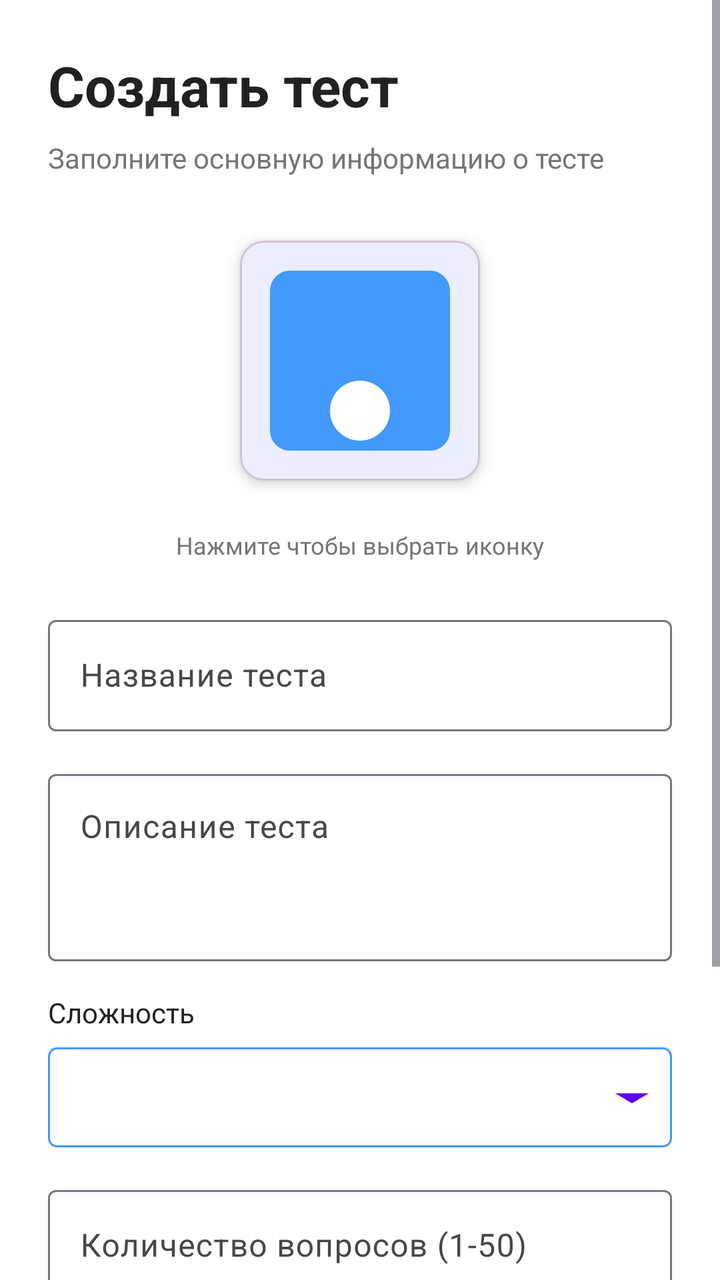
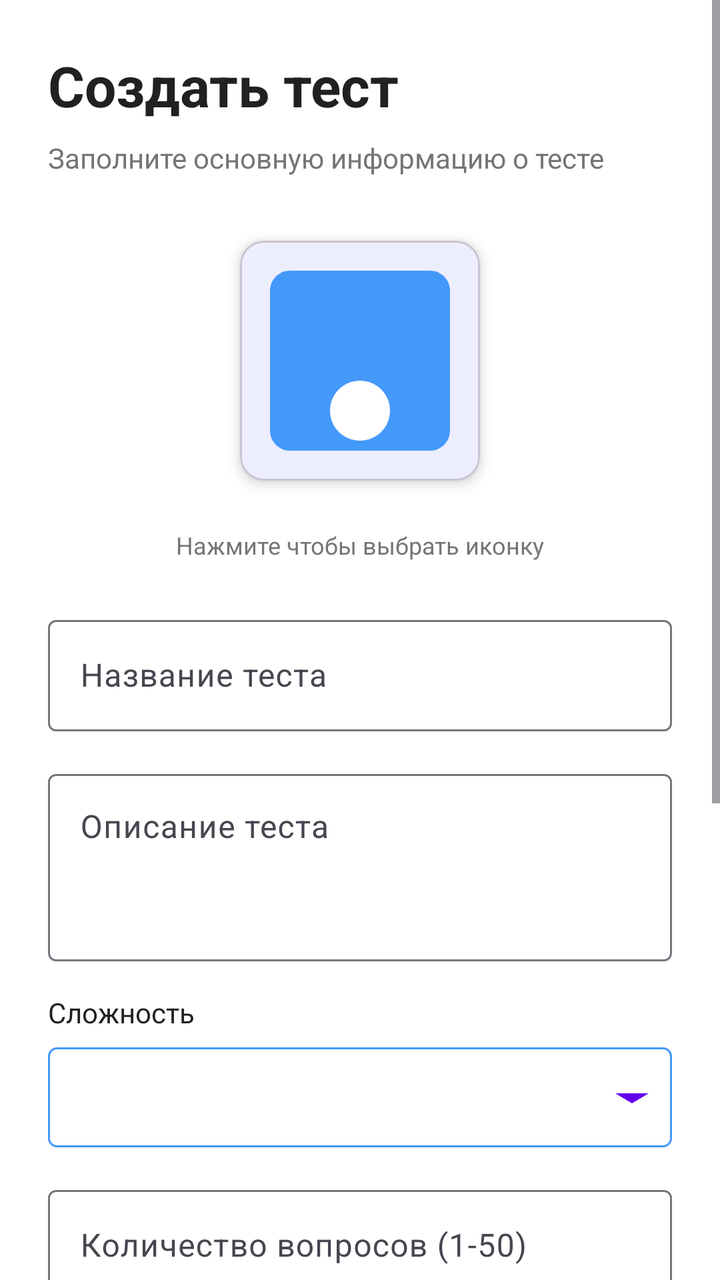

Screens rendered from an Android XML layout before and after an edit, with the pre-edit source and the edit as a unified diff.
<!-- AndroidManifest.xml: application theme Theme.Questify -->
<!-- res/layout/fragment_create_test.xml -->
<?xml version="1.0" encoding="utf-8"?>
<ScrollView xmlns:android="http://schemas.android.com/apk/res/android"
    xmlns:app="http://schemas.android.com/apk/res-auto"
    android:layout_width="match_parent"
    android:layout_height="match_parent"
    android:fillViewport="true"
    android:background="@color/background">

    <LinearLayout
        android:layout_width="match_parent"
        android:layout_height="wrap_content"
        android:orientation="vertical"
        android:padding="24dp">

        <TextView
            android:layout_width="wrap_content"
            android:layout_height="wrap_content"
            android:text="Создать тест"
            android:textSize="28sp"
            android:textStyle="bold"
            android:textColor="@color/text_primary"
            android:layout_marginBottom="8dp"/>

        <TextView
            android:layout_width="wrap_content"
            android:layout_height="wrap_content"
            android:text="Заполните основную информацию о тесте"
            android:textSize="14sp"
            android:textColor="@color/text_secondary"
            android:layout_marginBottom="32dp"/>

        
        <com.google.android.material.card.MaterialCardView
            android:layout_width="120dp"
            android:layout_height="120dp"
            android:layout_gravity="center_horizontal"
            android:layout_marginBottom="24dp"
            app:cardCornerRadius="12dp"
            app:cardElevation="4dp">

            <ImageView
                android:id="@+id/ivTestIcon"
                android:layout_width="match_parent"
                android:layout_height="match_parent"
                android:scaleType="centerCrop"
                android:src="@drawable/ic_add_photo"
                android:contentDescription="Иконка теста"/>

        </com.google.android.material.card.MaterialCardView>

        <TextView
            android:layout_width="wrap_content"
            android:layout_height="wrap_content"
            android:text="Нажмите чтобы выбрать иконку"
            android:textSize="12sp"
            android:textColor="@color/text_secondary"
            android:layout_gravity="center_horizontal"
            android:layout_marginBottom="24dp"/>

        
        <com.google.android.material.textfield.TextInputLayout
            android:layout_width="match_parent"
            android:layout_height="wrap_content"
            android:hint="Название теста"
            android:layout_marginBottom="16dp"
            app:boxBackgroundMode="outline">

            <com.google.android.material.textfield.TextInputEditText
                android:id="@+id/etTitle"
                android:layout_width="match_parent"
                android:layout_height="wrap_content"
                android:inputType="text"
                android:maxLines="1"/>

        </com.google.android.material.textfield.TextInputLayout>

        
        <com.google.android.material.textfield.TextInputLayout
            android:layout_width="match_parent"
            android:layout_height="wrap_content"
            android:hint="Описание теста"
            android:layout_marginBottom="16dp"
            app:boxBackgroundMode="outline">

            <com.google.android.material.textfield.TextInputEditText
                android:id="@+id/etDescription"
                android:layout_width="match_parent"
                android:layout_height="wrap_content"
                android:inputType="textMultiLine"
                android:minLines="3"
                android:maxLines="5"
                android:gravity="top"/>

        </com.google.android.material.textfield.TextInputLayout>

        
        <TextView
            android:layout_width="wrap_content"
            android:layout_height="wrap_content"
            android:text="Сложность"
            android:textSize="14sp"
            android:textColor="@color/text_primary"
            android:layout_marginBottom="8dp"/>

        <Spinner
            android:id="@+id/spinnerDifficulty"
            android:layout_width="match_parent"
            android:layout_height="50dp"
            android:background="@drawable/spinner_background"
            android:textColor="@color/text_primary"
            android:padding="12dp"
            android:layout_marginBottom="16dp"/>

        
        <com.google.android.material.textfield.TextInputLayout
            android:layout_width="match_parent"
            android:layout_height="wrap_content"
            android:hint="Количество вопросов (1-50)"
            android:layout_marginBottom="16dp"
            app:boxBackgroundMode="outline">

            <com.google.android.material.textfield.TextInputEditText
                android:id="@+id/etQuestionCount"
                android:layout_width="match_parent"
                android:layout_height="wrap_content"
                android:inputType="number"
                android:maxLines="1"/>

        </com.google.android.material.textfield.TextInputLayout>

        
        <TextView
            android:layout_width="wrap_content"
            android:layout_height="wrap_content"
            android:text="Вариантов ответа"
            android:textSize="14sp"
            android:textColor="@color/text_primary"
            android:layout_marginBottom="8dp"/>

        <Spinner
            android:id="@+id/spinnerAnswerOptions"
            android:layout_width="match_parent"
            android:layout_height="50dp"
            android:background="@drawable/spinner_background"
            android:padding="12dp"
            android:layout_marginBottom="24dp"/>

        
        <com.google.android.material.button.MaterialButton
            android:id="@+id/btnNext"
            android:layout_width="match_parent"
            android:layout_height="56dp"
            android:text="Далее"
            android:textSize="16sp"
            android:textStyle="bold"
            app:cornerRadius="12dp"/>

    </LinearLayout>

</ScrollView>
<!-- resources referenced by this layout -->
<resources>
  <color name="background">#FFFFFF</color>
  <color name="text_primary">#212121</color>
  <color name="text_secondary">#757575</color>
  <!-- drawable ic_add_photo (drawable) -->
  <vector xmlns:android="http://schemas.android.com/apk/res/android"
      android:width="24dp"
      android:height="24dp"
      android:viewportWidth="24"
      android:viewportHeight="24">
  
      
      <path
          android:fillColor="@color/primary"
          android:pathData="M21,19c0,1.1 -0.9,2 -2,2H5c-1.1,0 -2,-0.9 -2,-2V5c0,-1.1 0.9,-2 2,-2h14c1.1,0 2,0.9 2,2v14z"/>
  
  
  
      
      <path
          android:fillColor="#FFFFFF"
          android:pathData="M12,14c-1.66,0 -3,1.34 -3,3s1.34,3 3,3 3,-1.34 3,-3 -1.34,-3 -3,-3z"/>
  
  
  </vector>
  <!-- drawable spinner_background (drawable) -->
  <?xml version="1.0" encoding="utf-8"?>
  <layer-list xmlns:android="http://schemas.android.com/apk/res/android">
  
      
      <item>
          <shape>
              <solid android:color="#FFFFFF" />
              <stroke android:width="1dp" android:color="@color/primary" />
              <corners android:radius="4dp" />
          </shape>
      </item>
  
      
      <item
          android:gravity="end|center_vertical"
          android:width="40dp"
          android:height="24dp">
  
          <vector xmlns:android="http://schemas.android.com/apk/res/android"
              android:width="24dp"
              android:height="24dp"
              android:viewportWidth="24"
              android:viewportHeight="24">
  
              <path
                  android:fillColor="@color/colorPrimary"
                  android:pathData="M7,10L12,15L17,10H7Z" />
          </vector>
  
      </item>
  
  </layer-list>
  <style name="Theme.Questify" parent="Base.Theme.Questify" />
  <color name="primary">#4399fa</color>
  <style name="Base.Theme.Questify" parent="Theme.Material3.Light.NoActionBar">
  
          
          <item name="colorPrimary">@color/primary</item>
          <item name="colorOnPrimary">@color/white</item>
  
          
          <item name="colorSecondary">@color/primary_light</item>
          <item name="colorOnSecondary">@color/white</item>
  
          
          <item name="android:statusBarColor">@color/white</item>
          <item name="android:windowLightStatusBar">true</item>
  
          <item name="android:navigationBarColor">@color/white</item>
  
          
          <item name="android:windowBackground">@color/background</item>
  
      </style>
  <color name="white">#FFFFFF</color>
  <color name="primary_light">#8B85FF</color>
</resources>

<!-- the commit's change to res/layout/fragment_create_test.xml (unified diff, before → after) -->
@@ -143,7 +143,35 @@
             android:layout_height="50dp"
             android:background="@drawable/spinner_background"
             android:padding="12dp"
-            android:layout_marginBottom="24dp"/>
+            android:layout_marginBottom="6dp"/>
+
+        
+        <CheckBox
+            android:id="@+id/cbMultipleAttempts"
+            android:layout_width="match_parent"
+            android:layout_height="wrap_content"
+            android:layout_marginTop="16dp"
+            android:text="Разрешить множественное прохождение"
+            android:textSize="14sp"
+            android:checked="true"/>
+
+        
+        <com.google.android.material.checkbox.MaterialCheckBox
+            android:id="@+id/cbManualCheck"
+            android:layout_width="match_parent"
+            android:layout_height="wrap_content"
+            android:text="Ручная проверка теста"
+            android:textSize="14sp"
+            android:layout_marginTop="16dp"
+            android:layout_marginBottom="8dp" />
+
+        <TextView
+            android:layout_width="match_parent"
+            android:layout_height="wrap_content"
+            android:text="Вы будете проверять ответы вручную и выставлять баллы"
+            android:textSize="12sp"
+            android:textColor="@color/text_secondary"
+            android:layout_marginBottom="24dp" />
 
         
         <com.google.android.material.button.MaterialButton
